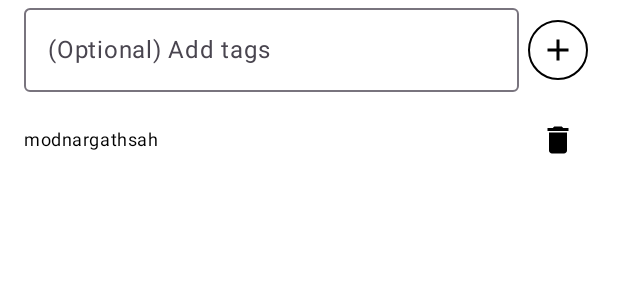
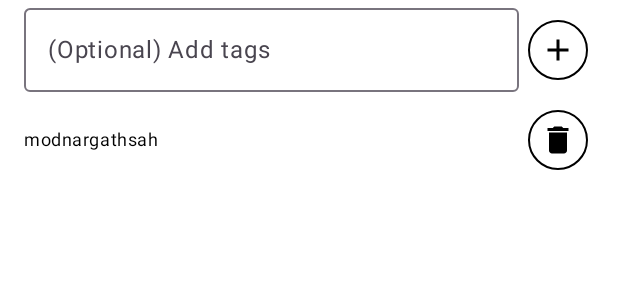
Before and after one commit to GaloisInc/Cadenas, an Android app built with Jetpack Compose: the @Preview function EncodeScreenPreviewDefault, on a phone screen of 412 x 824 dp. Shown: the part 124-424 px from the top of the screen. Run offline under Robolectric (Android 15) with nearby library versions, the phone set to English and light mode, and no system bars.

Commit message:
Use an outlined icon button for tag deletion

```diff
--- a/app/src/main/java/com/hashapps/butkusapp/ui/screens/EncodeScreen.kt
+++ b/app/src/main/java/com/hashapps/butkusapp/ui/screens/EncodeScreen.kt
@@ -12,7 +12,6 @@ import androidx.compose.ui.Alignment
 import androidx.compose.ui.Modifier
 import androidx.compose.ui.platform.LocalContext
 import androidx.compose.ui.res.stringResource
-import androidx.compose.ui.text.style.TextAlign
 import androidx.compose.ui.tooling.preview.Preview
 import androidx.compose.ui.unit.dp
 import com.hashapps.butkusapp.R
@@ -142,7 +141,7 @@ fun TagEntry(
             style = MaterialTheme.typography.bodySmall
         )
 
-        IconButton(
+        OutlinedIconButton(
             enabled = uiEnabled,
             onClick = onTagRemove,
         ) {
```
